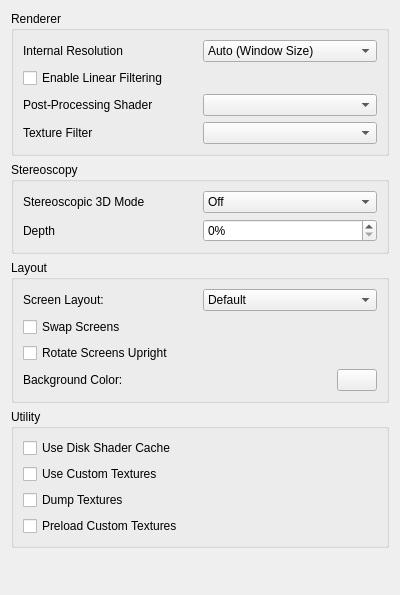
Above: src/citra_qt/configuration/configure_enhancements.ui from PabloMK7/citra before the change. Below: the same form after it.
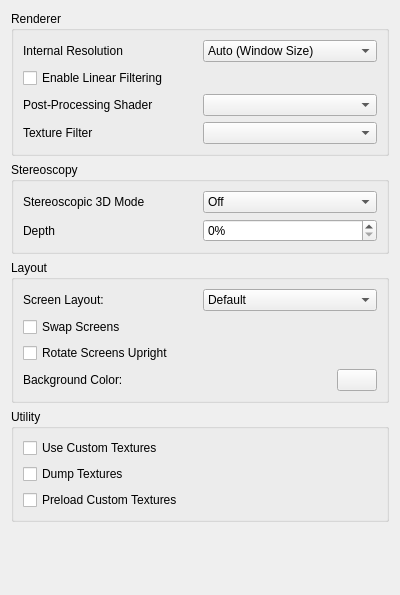
That is the form after the change.

Commit message:
Band-aid solution for 'Disk Shader Cache' (#5188)
* Enable 'Accurate Multiplication' by default.

* Move 'Disk Shader Cache' to the 'Advanced' tab

* Prevent enabling 'Disk Shader Cache' when 'Enable Hardware Shader' or 'Accurate Multiplication' is disabled.

* Do not load 'Disk Shader Cache' when 'Accurate Multiplication' is disabled.

* Add a tooltip for 'Disk Shader Cache'.

Diff of the .ui file:
```diff
--- a/src/citra_qt/configuration/configure_enhancements.ui
+++ b/src/citra_qt/configuration/configure_enhancements.ui
@@ -290,13 +290,6 @@
       <string>Utility</string>
      </property>
      <layout class="QVBoxLayout" name="verticalLayout_8">
-      <item>
-       <widget class="QCheckBox" name="toggle_disk_shader_cache">
-        <property name="text">
-         <string>Use Disk Shader Cache</string>
-        </property>
-       </widget>
-      </item>
       <item>
        <widget class="QCheckBox" name="toggle_custom_textures">
         <property name="toolTip">
```
The commit also changes 7 other files.
